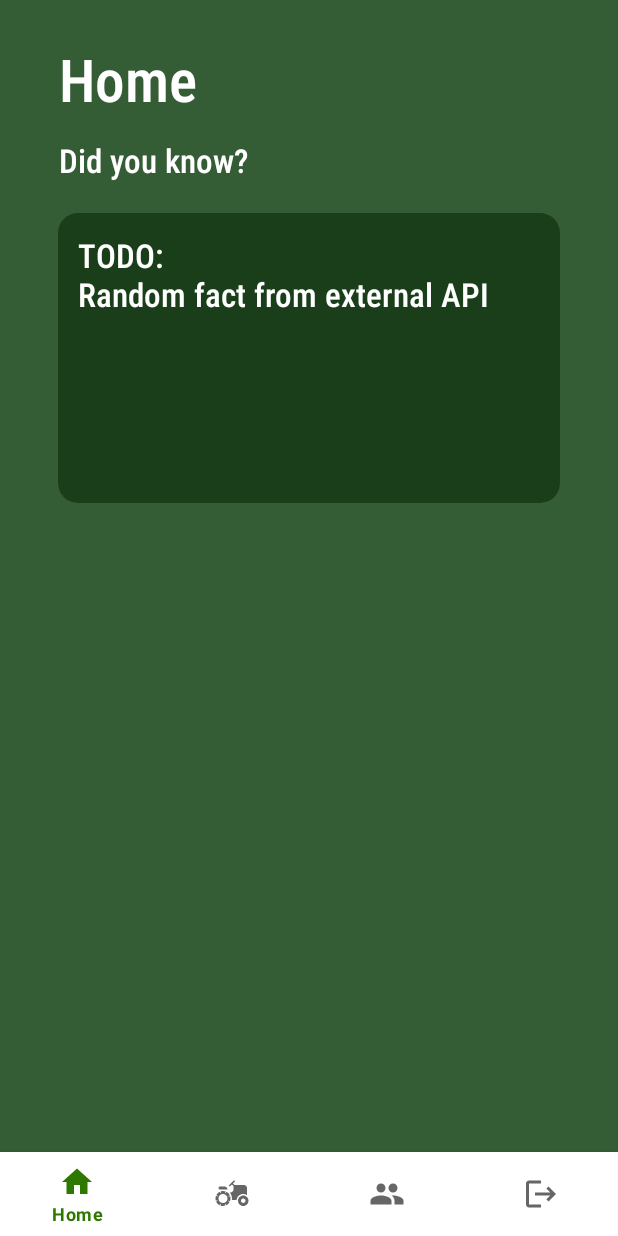
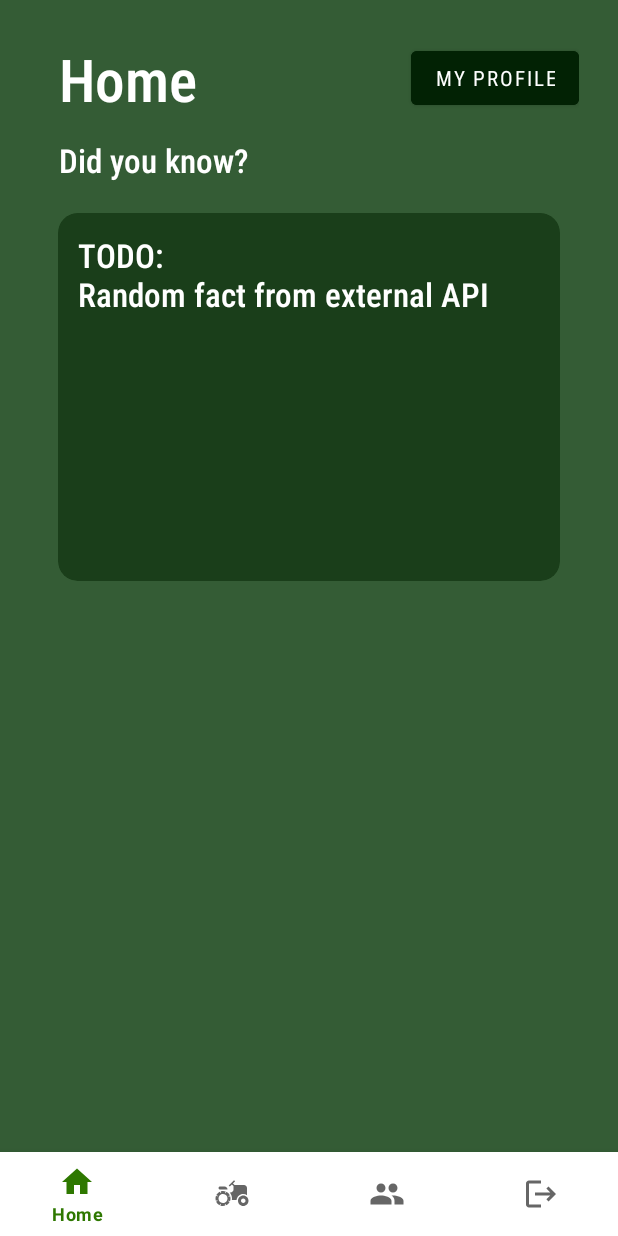
Before and after one commit to LiavBurger/MyPlants, an Android app: the HomeFragment screen opened directly, with no data from a screen before it, on a phone screen of 412 x 824 dp. Run offline under Robolectric (Android 15) with nearby library versions, the phone set to English and light mode, and no system bars; our stand-ins replace Firebase (no records; nobody signed in at launch, a user with empty details on screens opened directly), navigation-ui, sdp/ssp sizes.

Commit message:
user profile + edit profile

```diff
--- a/app/src/main/java/com/myplants/HomeFragment.kt
+++ b/app/src/main/java/com/myplants/HomeFragment.kt
@@ -5,6 +5,8 @@ import androidx.fragment.app.Fragment
 import android.view.LayoutInflater
 import android.view.View
 import android.view.ViewGroup
+import android.widget.Button
+import androidx.navigation.fragment.findNavController
 
 // TODO: Rename parameter arguments, choose names that match
 // the fragment initialization parameters, e.g. ARG_ITEM_NUMBER
@@ -37,6 +39,14 @@ class HomeFragment : Fragment() {
         return inflater.inflate(R.layout.fragment_home, container, false)
     }
 
+    override fun onViewCreated(view: View, savedInstanceState: Bundle?) {
+        super.onViewCreated(view, savedInstanceState)
+        val btnMyProfile = view.findViewById<Button>(R.id.btnMyProfile)
+        btnMyProfile.setOnClickListener {
+            findNavController().navigate(R.id.action_homeFragment_to_profileFragment)
+        }
+    }
+
     companion object {
         /**
          * Use this factory method to create a new instance of
--- a/app/src/main/res/layout/fragment_home.xml
+++ b/app/src/main/res/layout/fragment_home.xml
@@ -20,7 +20,7 @@
 
         <TextView
             android:id="@+id/tv_home"
-            android:layout_width="0dp"
+            android:layout_width="wrap_content"
             android:layout_height="wrap_content"
             android:layout_weight="3"
             android:fontFamily="sans-serif-condensed-light"
@@ -28,6 +28,17 @@
             android:textColor="@color/white"
             android:textSize="@dimen/_30ssp"
             android:textStyle="bold" />
+
+        <Button
+            android:id="@+id/btnMyProfile"
+            android:layout_width="wrap_content"
+            android:layout_height="wrap_content"
+            android:layout_gravity="center"
+            android:backgroundTint="@color/buttonColor"
+            android:fontFamily="sans-serif-condensed-light"
+            android:text="My Profile"
+            android:textColor="@color/white"
+            android:textFontWeight="400" />
     </LinearLayout>
 
     <TextView
@@ -44,10 +55,9 @@
         app:layout_constraintTop_toBottomOf="@id/linear_header" />
 
     <androidx.cardview.widget.CardView
-        android:id="@+id/random_country_card"
+        android:id="@+id/random_plant_fact"
         android:layout_width="match_parent"
-        android:layout_height="@dimen/_160sdp"
-
+        android:layout_height="@dimen/_200sdp"
         android:layout_marginStart="@dimen/_25sdp"
         android:layout_marginTop="@dimen/_10sdp"
         android:layout_marginEnd="@dimen/_25sdp"
@@ -77,5 +87,4 @@
     </androidx.cardview.widget.CardView>
 
 
-
 </androidx.constraintlayout.widget.ConstraintLayout>
--- a/app/src/main/res/navigation/nav_graph.xml
+++ b/app/src/main/res/navigation/nav_graph.xml
@@ -9,7 +9,11 @@
         android:id="@+id/homeFragment"
         android:name="com.myplants.HomeFragment"
         android:label="fragment_home"
-        tools:layout="@layout/fragment_home" />
+        tools:layout="@layout/fragment_home" >
+        <action
+            android:id="@+id/action_homeFragment_to_profileFragment"
+            app:destination="@id/profileFragment" />
+    </fragment>
 
     <fragment
         android:id="@+id/gardenFragment"
@@ -70,4 +74,10 @@
         android:label="fragment_community_garden"
         tools:layout="@layout/fragment_community_garden"/>
 
+    <fragment
+        android:id="@+id/profileFragment"
+        android:name="com.myplants.ProfileFragment"
+        android:label="fragment_profile"
+        tools:layout="@layout/fragment_profile"/>
+
 </navigation>
```
Also changed, not shown: app/src/main/java/com/myplants/ProfileFragment.kt (added, +166 -0 lines), app/src/main/res/layout/fragment_profile.xml (added, +116 -0 lines).
